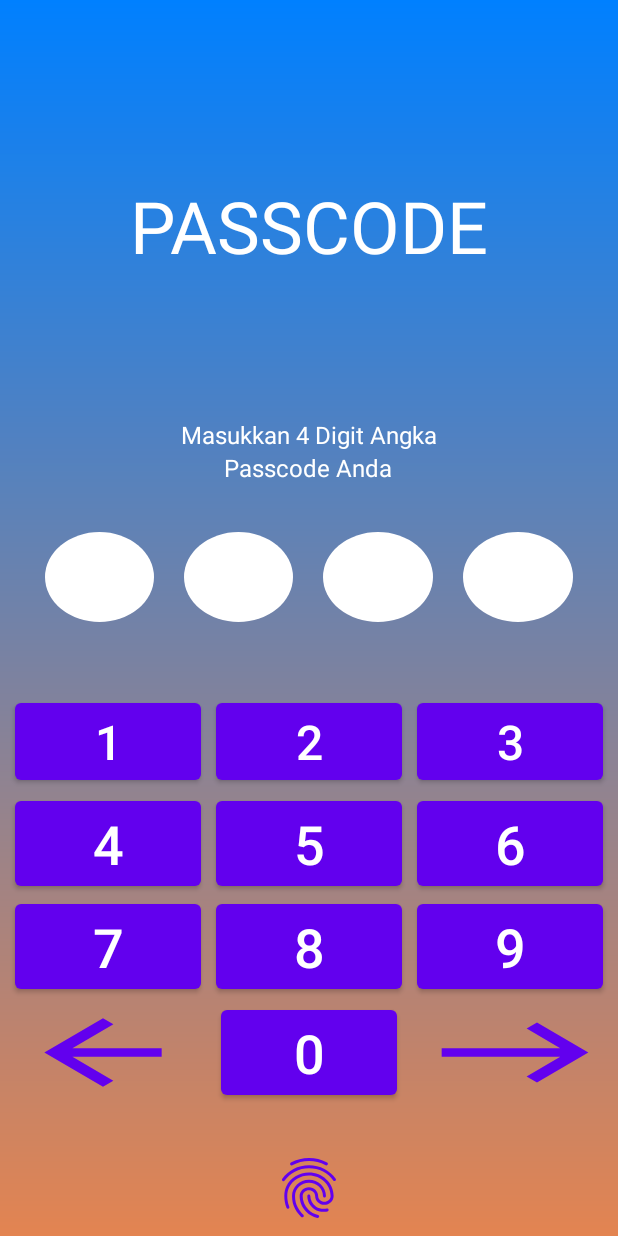
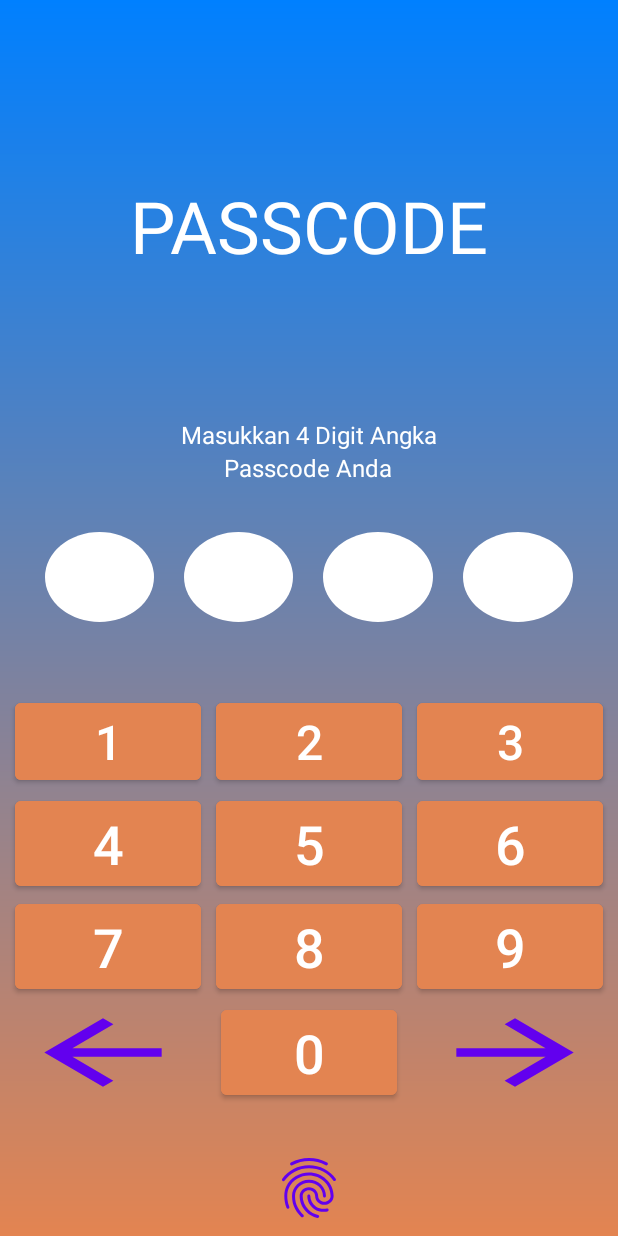
Before and after one commit to asamarsal/pencatatanpenjualan, an Android app: the InputCode screen opened directly, with no data from a screen before it, on a phone screen of 412 x 824 dp. Run offline under Robolectric (Android 15) with nearby library versions, the phone set to English and light mode, and no system bars.

Commit message:
Passcode Number

```diff
--- a/app/src/main/res/layout/activity_inputcode.xml
+++ b/app/src/main/res/layout/activity_inputcode.xml
@@ -131,6 +131,7 @@
             android:id="@+id/angka1"
             android:layout_width="0dp"
             android:layout_height="wrap_content"
+            android:backgroundTint="@color/orange"
             android:layout_marginStart="10dp"
             android:layout_marginEnd="10dp"
             android:layout_weight="1"
@@ -142,6 +143,7 @@
             android:id="@+id/angka2"
             android:layout_width="0dp"
             android:layout_height="wrap_content"
+            android:backgroundTint="@color/orange"
             android:layout_marginEnd="10dp"
             android:layout_weight="1"
             android:text="@string/angka2"
@@ -152,6 +154,7 @@
             android:id="@+id/angka3"
             android:layout_width="0dp"
             android:layout_height="wrap_content"
+            android:backgroundTint="@color/orange"
             android:layout_marginEnd="10dp"
             android:layout_weight="1"
             android:text="@string/angka3"
@@ -173,6 +176,7 @@
             android:id="@+id/angka4"
             android:layout_width="0dp"
             android:layout_height="wrap_content"
+            android:backgroundTint="@color/orange"
             android:layout_marginStart="10dp"
             android:layout_marginEnd="10dp"
             android:layout_weight="1"
@@ -184,6 +188,7 @@
             android:id="@+id/angka5"
             android:layout_width="0dp"
             android:layout_height="wrap_content"
+            android:backgroundTint="@color/orange"
             android:layout_marginEnd="10dp"
             android:layout_weight="1"
             android:text="@string/angka5"
@@ -194,6 +199,7 @@
             android:id="@+id/angka6"
             android:layout_width="0dp"
             android:layout_height="wrap_content"
+            android:backgroundTint="@color/orange"
             android:layout_marginEnd="10dp"
             android:layout_weight="1"
             android:text="@string/angka6"
@@ -216,6 +222,7 @@
             android:id="@+id/angka7"
             android:layout_width="0dp"
             android:layout_height="wrap_content"
+            android:backgroundTint="@color/orange"
             android:layout_marginStart="10dp"
             android:layout_marginEnd="10dp"
             android:layout_weight="1"
@@ -227,6 +234,7 @@
             android:id="@+id/angka8"
             android:layout_width="0dp"
             android:layout_height="wrap_content"
+            android:backgroundTint="@color/orange"
             android:layout_marginEnd="10dp"
             android:layout_weight="1"
             android:text="@string/angka8"
@@ -237,6 +245,7 @@
             android:id="@+id/angka9"
             android:layout_width="0dp"
             android:layout_height="wrap_content"
+            android:backgroundTint="@color/orange"
             android:layout_marginEnd="10dp"
             android:layout_weight="1"
             android:text="@string/angka9"
@@ -263,13 +272,13 @@
             android:layout_marginEnd="20dp"
             android:layout_weight="1"
             android:background="@drawable/ic_baseline_arrow_back_24"
-            android:textColor="@color/white"
             android:textSize="36dp" />
 
         <Button
             android:id="@+id/angka0"
             android:layout_width="0dp"
             android:layout_height="wrap_content"
+            android:backgroundTint="@color/orange"
             android:layout_marginEnd="20dp"
             android:layout_weight="1"
             android:text="@string/angka0"
@@ -282,9 +291,9 @@
             android:layout_height="wrap_content"
             android:layout_marginEnd="10dp"
             android:layout_weight="1"
-            android:background="@drawable/ic_baseline_east_24"
-            android:textColor="@color/white"
-            android:textSize="36dp" />
+            android:background="@drawable/ic_baseline_arrow_back_24"
+            android:textSize="36dp"
+            android:rotation="180"/>
 
     </LinearLayout>
 
--- a/app/src/main/res/layout/activity_main.xml
+++ b/app/src/main/res/layout/activity_main.xml
@@ -29,7 +29,7 @@
         app:layout_constraintHorizontal_bias="0.497"
         app:layout_constraintStart_toStartOf="parent"
         app:layout_constraintTop_toTopOf="parent"
-        app:layout_constraintVertical_bias="0.969" />
+        app:layout_constraintVertical_bias="0.971" />
 
     <EditText
         android:id="@+id/kolompassword"
```
